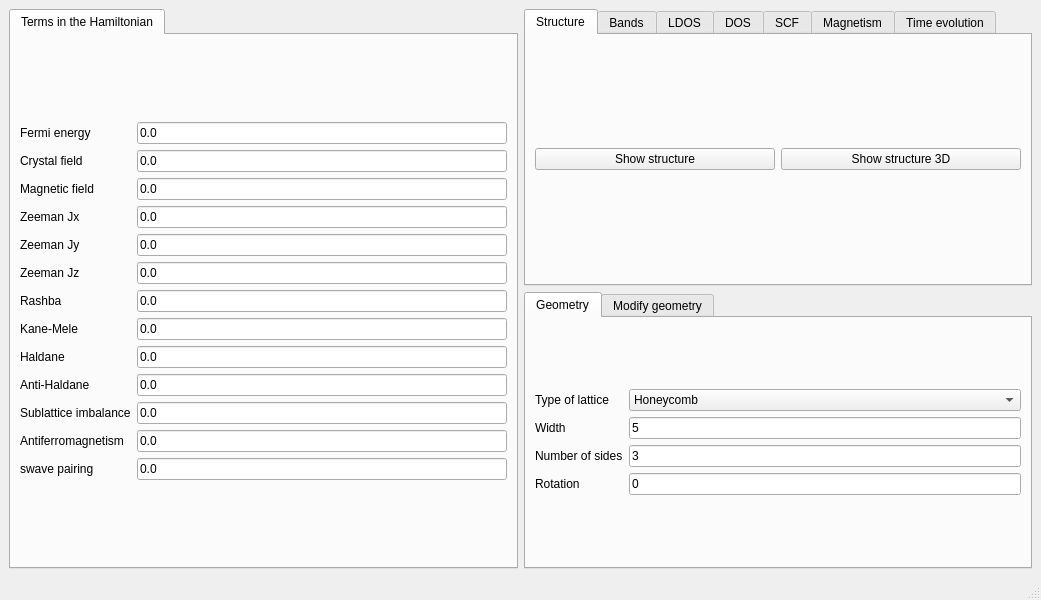
Above: interface-pyqt/0d/interface.ui from joselado/quantum-honeycomp before the change. Below: the same form after it.
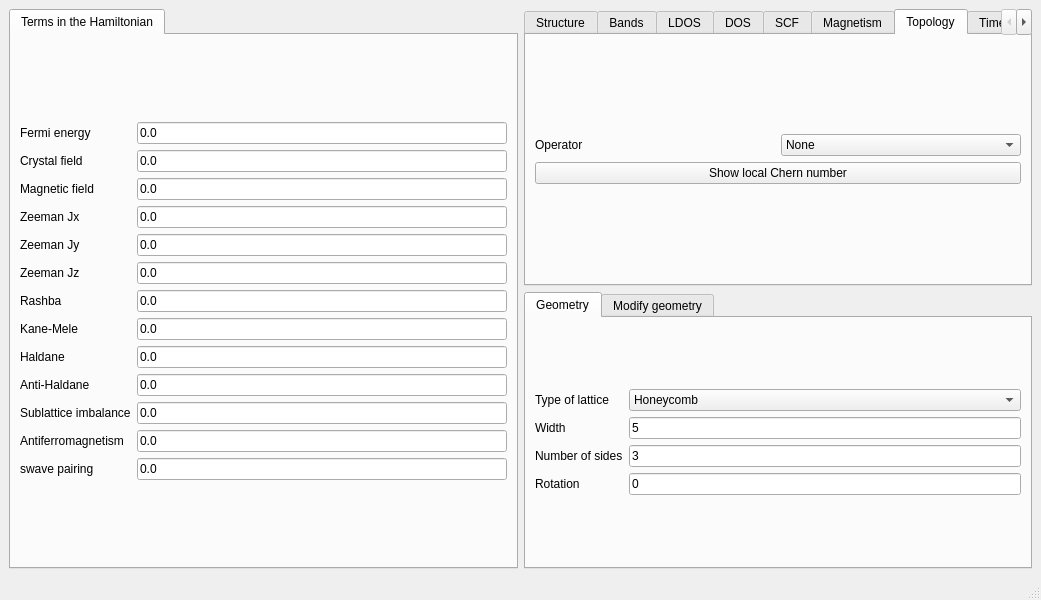
That is the form after the change. The open tabs and pages were chosen to show the change.

```diff
--- a/interface-pyqt/0d/interface.ui
+++ b/interface-pyqt/0d/interface.ui
@@ -820,6 +820,50 @@
         </item>
        </layout>
       </widget>
+      <widget class="QWidget" name="tab_13">
+       <attribute name="title">
+        <string>Topology</string>
+       </attribute>
+       <layout class="QGridLayout" name="gridLayout_23">
+        <item row="0" column="0">
+         <layout class="QGridLayout" name="gridLayout_22">
+          <item row="0" column="1">
+           <widget class="QComboBox" name="operator_chern">
+            <item>
+             <property name="text">
+              <string>None</string>
+             </property>
+            </item>
+            <item>
+             <property name="text">
+              <string>Valley</string>
+             </property>
+            </item>
+            <item>
+             <property name="text">
+              <string>Sz</string>
+             </property>
+            </item>
+           </widget>
+          </item>
+          <item row="0" column="0">
+           <widget class="QLabel" name="label_34">
+            <property name="text">
+             <string>Operator</string>
+            </property>
+           </widget>
+          </item>
+          <item row="1" column="0" colspan="2">
+           <widget class="QPushButton" name="show_local_chern">
+            <property name="text">
+             <string>Show local Chern number</string>
+            </property>
+           </widget>
+          </item>
+         </layout>
+        </item>
+       </layout>
+      </widget>
       <widget class="QWidget" name="tab_10">
        <attribute name="title">
         <string>Time evolution</string>
```
